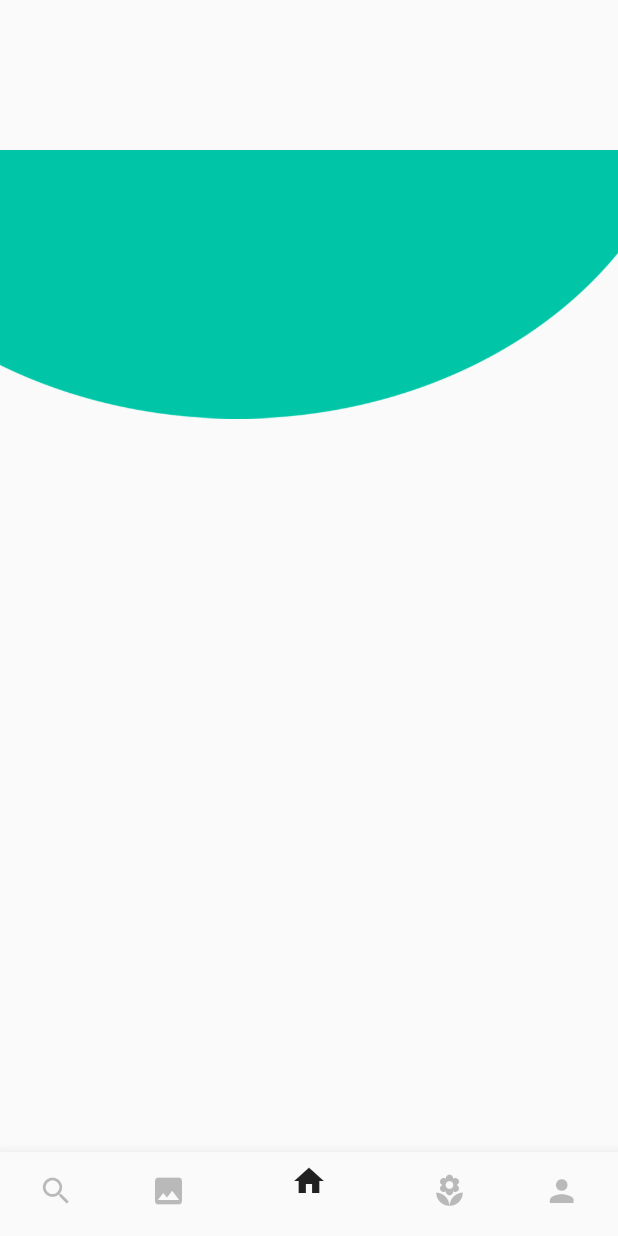
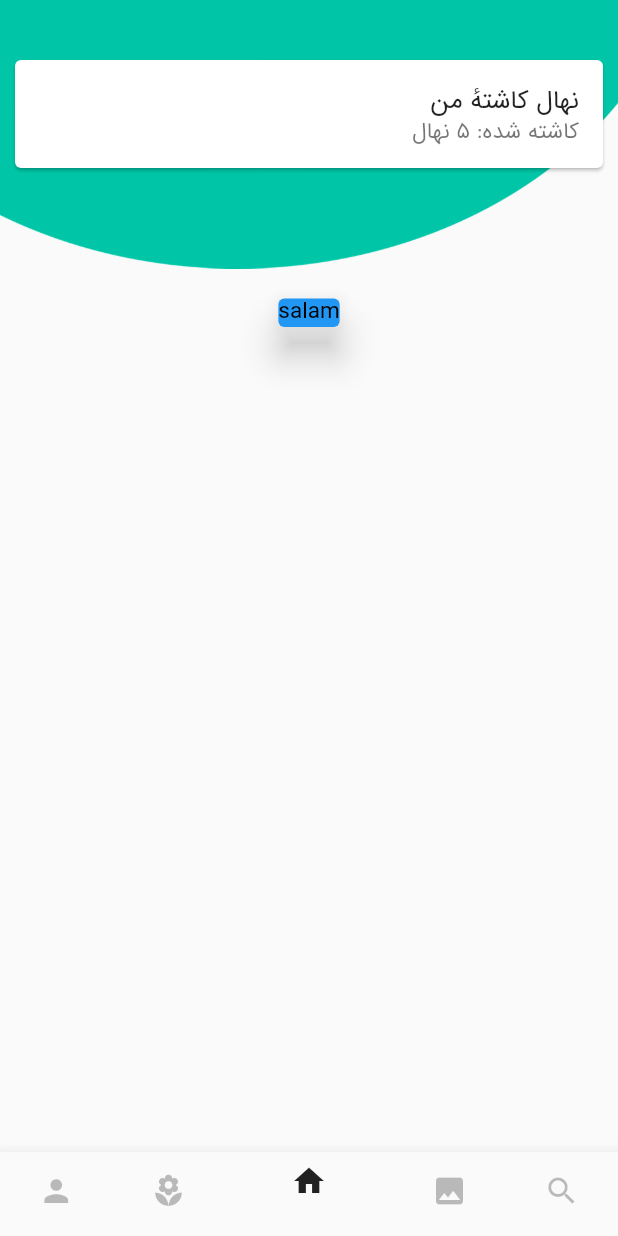
Before and after one commit to mohamadhadibi/YekNahal, a Flutter app: the screen it shows after launch, on a phone screen of 412 x 824 dp. Run offline on Flutter 3.47's test engine with Material 2 defaults, Android fonts, the phone set to English and light mode, and no system bars; our stand-ins replace rxdart, shared_preferences.

Commit message:
ebrahim codes

```diff
--- a/lib/main.dart
+++ b/lib/main.dart
@@ -4,6 +4,7 @@ import 'package:yek_nahal/di/MainScope.dart';
 import 'package:yek_nahal/pages/page_main.dart';
 import 'package:yek_nahal/pages/page_splash.dart';
 import 'package:yek_nahal/utils/routs.dart';
+import 'package:flutter_localizations/flutter_localizations.dart';
 
 void main() => runApp(MyApp());
 
@@ -23,6 +24,13 @@ class _MyApp extends State<MyApp>{
     return ScopedModel<MainScope>(
       model: MainScope(),
       child: MaterialApp(
+        localizationsDelegates: [
+          GlobalMaterialLocalizations.delegate,
+          GlobalWidgetsLocalizations.delegate,
+        ],
+        supportedLocales: [
+          Locale("fa", "IR"),
+        ],
         debugShowCheckedModeBanner: false,
         theme: ThemeData(
             primarySwatch: Colors.teal,
--- a/lib/pages/tab_home.dart
+++ b/lib/pages/tab_home.dart
@@ -1,6 +1,8 @@
 import 'package:flutter/material.dart';
 import 'package:scoped_model/scoped_model.dart';
 import 'package:yek_nahal/di/MainScope.dart';
+//import 'package:flutter_hooks/flutter_hooks.dart';
+//import 'package:functional_widget_annotation/functional_widget_annotation.dart';
 
 class HomeTab extends StatefulWidget {
   @override
@@ -15,21 +17,25 @@ class _HomeTab extends State<HomeTab> {
     return ScopedModelDescendant<MainScope>(
       builder: (BuildContext context, Widget parent, MainScope model) {
         return Column(
-          mainAxisAlignment: MainAxisAlignment.spaceBetween,
           children: <Widget>[
             Container(
-              margin: EdgeInsets.only(top: 100),
               child: Stack(
                 alignment: AlignmentDirectional.topCenter,
                 children: <Widget>[
-                  Card(
-                    margin: EdgeInsets.all(20),
-                    color: Colors.blue,
-                    elevation: 10,
-                    child: Text('salam',style: TextStyle(color: Colors.black,),),
-                  ),
                   Image.asset('assets/images/ic_toolbar.png'),
+                  mainCard(true),
                 ],
+              ),
+            ),
+            Card(
+              margin: EdgeInsets.all(20),
+              color: Colors.blue,
+              elevation: 10,
+              child: Text(
+                'salam',
+                style: TextStyle(
+                  color: Colors.black,
+                ),
               ),
             ),
           ],
@@ -38,3 +44,55 @@ class _HomeTab extends State<HomeTab> {
     );
   }
 }
+
+//@hwidget
+Widget mainCard(bool isLoggedIn) {
+//  var state = useState(isLoggedIn);
+  if (!isLoggedIn) {
+    return Card(
+      margin: EdgeInsets.symmetric(vertical: 40, horizontal: 10),
+      child: Column(
+        mainAxisSize: MainAxisSize.min,
+        children: <Widget>[
+          ListTile(
+            title: Text('ورود / ثبت‌نام'),
+            subtitle: Column(children: <Widget>[
+              Text(
+                  'با عضویت در یک نهال خیلی راحت سفارش‌های خود را پیگیری کنید'),
+              Row(
+                children: <Widget>[
+                  FlatButton(
+                    child: Text(
+                      'عضویت',
+                    ),
+                    textColor: Colors.white,
+                    color: Colors.teal,
+                    shape: RoundedRectangleBorder(
+                      borderRadius: BorderRadius.circular(30.0),
+                    ),
+                    onPressed: () {
+//                      state.value = true;
+                    },
+                  ),
+                ],
+              )
+            ]),
+          ),
+        ],
+      ),
+    );
+  } else {
+    return Card(
+      margin: EdgeInsets.symmetric(vertical: 40, horizontal: 10),
+      child: Column(
+        mainAxisSize: MainAxisSize.min,
+        children: <Widget>[
+          ListTile(
+            title: Text('نهال کاشتهٔ من'),
+            subtitle: Row(children: <Widget>[Text("کاشته شده: ۵ نهال")]),
+          ),
+        ],
+      ),
+    );
+  }
+}
```
Also changed, not shown: pubspec.yaml (+8 -0 lines), pubspec.lock, 4 other files.
